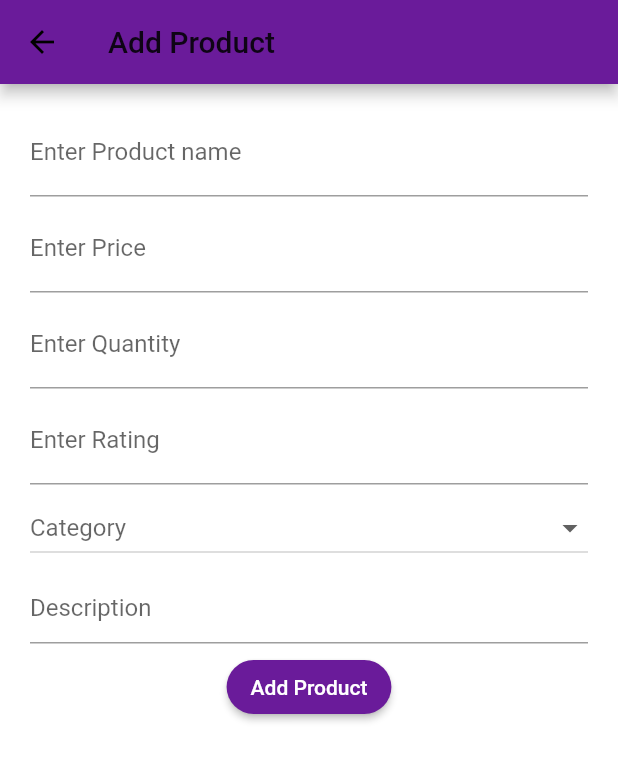
After one commit to anotherwebguy/Canteen-Automation-App, a Flutter app: the AddProduct screen opened directly, on a phone screen of 412 x 824 dp. The commit adds this screen. Shown: the top 761 px of the screen. Run offline on Flutter 3.47's test engine with Material 2 defaults, Android fonts, the phone set to English and light mode, and no system bars; our stand-ins replace animated_text_kit, firebase_auth, firebase_core, flutter_signin_button, flutter_svg, google_sign_in; missing offline and left inert: flutter_statusbarcolor; accounts and stored records are empty.

Commit message:
Some Changes

```diff
--- a/lib/main.dart
+++ b/lib/main.dart
@@ -1,4 +1,5 @@
 import 'package:canteen_app/homeView.dart';
+import 'package:canteen_app/screens/loginpage.dart';
 import 'package:firebase_core/firebase_core.dart';
 import 'package:flutter/material.dart';
 
@@ -38,7 +39,7 @@ class MyApp extends StatelessWidget {
       // home: FirebaseAuth.instance.currentUser != null
       //     ? ProfileScreen()
       //     : WalkThrough(),
-      home: HomeView(),
+      home: LoginPage(),
 
       debugShowCheckedModeBanner: false,
     );
--- /dev/null
+++ b/lib/screens/addproduct.dart
@@ -0,0 +1,107 @@
+import 'package:flutter/material.dart';
+
+class AddProduct extends StatefulWidget {
+  @override
+  _AddProductState createState() => _AddProductState();
+}
+
+class _AddProductState extends State<AddProduct> {
+  final list = ["FastFood","Drinks","Dinner","Desserts","All"];
+  final quantity = TextEditingController();
+  TextEditingController name;
+  TextEditingController rating;
+  TextEditingController description;
+  TextEditingController price;
+  String category;
+@override
+  Widget build(BuildContext context) {
+    return Scaffold(
+      backgroundColor: Colors.white,
+      appBar: AppBar(
+        title: Text("Add Product"),
+        backgroundColor: Colors.purple[800],
+      ),
+      body: SingleChildScrollView(
+              child: Padding(
+          padding: const EdgeInsets.symmetric(vertical: 16, horizontal: 20),
+          child: Column(
+            crossAxisAlignment: CrossAxisAlignment.center,
+            children: <Widget>[
+              TextFormField(
+                controller: name,
+                decoration: InputDecoration(
+                  labelText: "Enter Product name",
+                  hintText: "Product Name"
+                ),
+              ),
+              SizedBox(height: 5,),
+              TextFormField(
+                controller: price,
+                decoration: InputDecoration(
+                  labelText: "Enter Price",
+                  hintText: "Price"
+                ),
+              ),
+              SizedBox(height: 5,),
+              TextFormField(
+                controller: quantity,
+                decoration: InputDecoration(
+                  labelText: "Enter Quantity",
+                  hintText: "Quantity",
+                ),
+              ),
+              SizedBox(height: 5,),
+              TextFormField(
+                controller: rating,
+                decoration: InputDecoration(
+                  labelText: "Enter Rating",
+                  hintText: "Rating"
+                ),
+              ),
+              SizedBox(
+                height: 5,
+              ),
+              DropdownButton<String>(
+                isExpanded: true,
+                value: category,
+                hint: Text("Category"),
+                items: list.map((String value){
+                  return new DropdownMenuItem(
+                    value: value,
+                    child: Text(value),
+                    );
+                }).toList(),
+                onChanged: (value){
+                  setState(() {
+                    category=value;
+                  });
+                },
+              ),
+              SizedBox(height: 5,),
+              TextField(
+                controller: description,
+                keyboardType: TextInputType.multiline,
+                maxLines: null,
+                decoration: InputDecoration(
+                  hintText: "Description"
+                ),
+              ),
+              SizedBox(height: 5,),
+              ButtonTheme(
+                  minWidth: 100,
+                  child: RaisedButton(
+                  color: Colors.purple[800],
+                  shape: RoundedRectangleBorder(
+                    borderRadius: BorderRadius.circular(20),
+                  ),
+                  child: Text("Add Product", style: TextStyle(color: Colors.white),),
+                  onPressed: (){
+                  }),
+              ),
+            ],
+          ),
+        ),
+      ),
+    );
+  }
+}
--- /dev/null
+++ b/lib/screens/loginpage.dart
@@ -0,0 +1,45 @@
+import 'package:canteen_app/screens/addproduct.dart';
+import 'package:flutter/material.dart';
+import 'package:firebase_auth/firebase_auth.dart';
+import 'package:flutter_signin_button/flutter_signin_button.dart';
+import 'package:google_sign_in/google_sign_in.dart';
+
+import '../homeView.dart';
+
+class LoginPage extends StatelessWidget {
+  signInwithGoogle(BuildContext context) async{
+    final GoogleSignInAccount googleUser = await GoogleSignIn().signIn();
+    final GoogleSignInAuthentication googleAuth = await googleUser.authentication;
+    final GoogleAuthCredential credential = GoogleAuthProvider.credential(
+      idToken: googleAuth.idToken,
+      accessToken: googleAuth.accessToken,
+    );
+    if(credential!=null){
+      Navigator.push(context, MaterialPageRoute(builder: (context)=> AddProduct()));
+      print(credential);
+      return await FirebaseAuth.instance.signInWithCredential(credential);
+    }
+    else{
+      return Scaffold.of(context).showSnackBar(SnackBar(content: Text("Error occured")));
+    }
+  }
+  @override
+  Widget build(BuildContext context) {
+    return Scaffold(
+      body:Center(
+        child: Column(
+          mainAxisAlignment: MainAxisAlignment.center,
+          children: <Widget>[
+            SignInButton(
+              Buttons.Google,
+              onPressed: (){
+                signInwithGoogle(context);
+                print("Clicked me");
+              }
+              )
+          ],
+        ),
+      ),
+    );
+  }
+}
--- a/pubspec.yaml
+++ b/pubspec.yaml
@@ -53,6 +53,7 @@ dependencies:
   flutter_slidable: 0.5.7
   animated_text_kit: ^3.1.2
   flutter_svg: 0.18.1
+  flutter_signin_button: ^1.1.0
 
 dev_dependencies:
   flutter_test:
```
Also changed, not shown: pubspec.lock.
